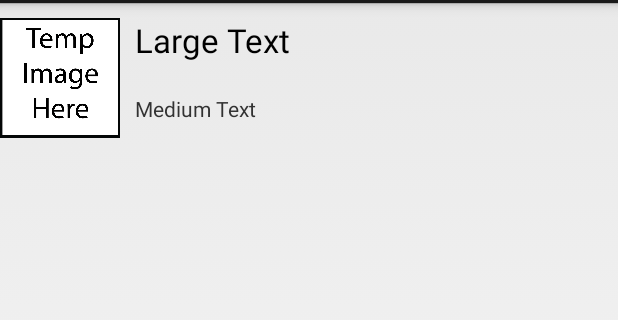
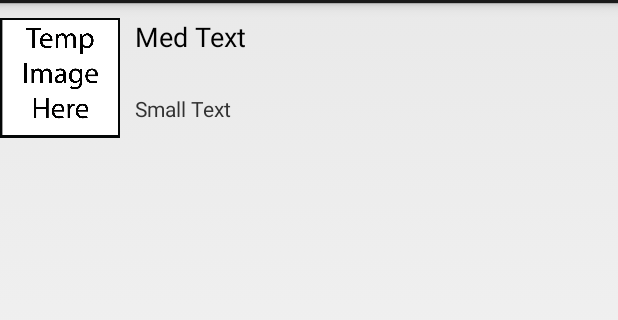
Before and after one commit to grindnmosh/WarrenRobert_Java1_1405_w1, an Android app: the layout item_cell.xml on its own in the app's theme, with its tools: preview values and no code run, on a phone screen of 412 x 824 dp, the part 69-389 px from its top. Run offline under Robolectric (Android 15) with nearby library versions, the phone set to English and light mode, and no system bars.

Commit message:
xml update

```diff
--- a/Week 4/J1Demo/J1Demo/src/main/res/layout/item_cell.xml
+++ b/Week 4/J1Demo/J1Demo/src/main/res/layout/item_cell.xml
@@ -25,10 +25,10 @@ Term 1405-->
     <TextView
         android:layout_width="wrap_content"
         android:layout_height="wrap_content"
-        android:textAppearance="?android:attr/textAppearanceLarge"
+        android:textAppearance="?android:attr/textAppearanceMedium"
         android:layout_marginLeft="10dp"
         android:layout_marginTop="10dp"
-        android:text="Large Text"
+        android:text="Med Text"
         android:id="@+id/textView"
         android:layout_toRightOf="@+id/imageView"/>
 
@@ -38,7 +38,7 @@ Term 1405-->
         android:layout_height="wrap_content"
         android:textAppearance="?android:attr/textAppearanceSmall"
         android:layout_marginLeft="10dp"
-        android:text="Medium Text"
+        android:text="Small Text"
         android:id="@+id/textView2"
         android:layout_alignBottom="@+id/imageView"
         android:layout_marginBottom="10dp"
```
